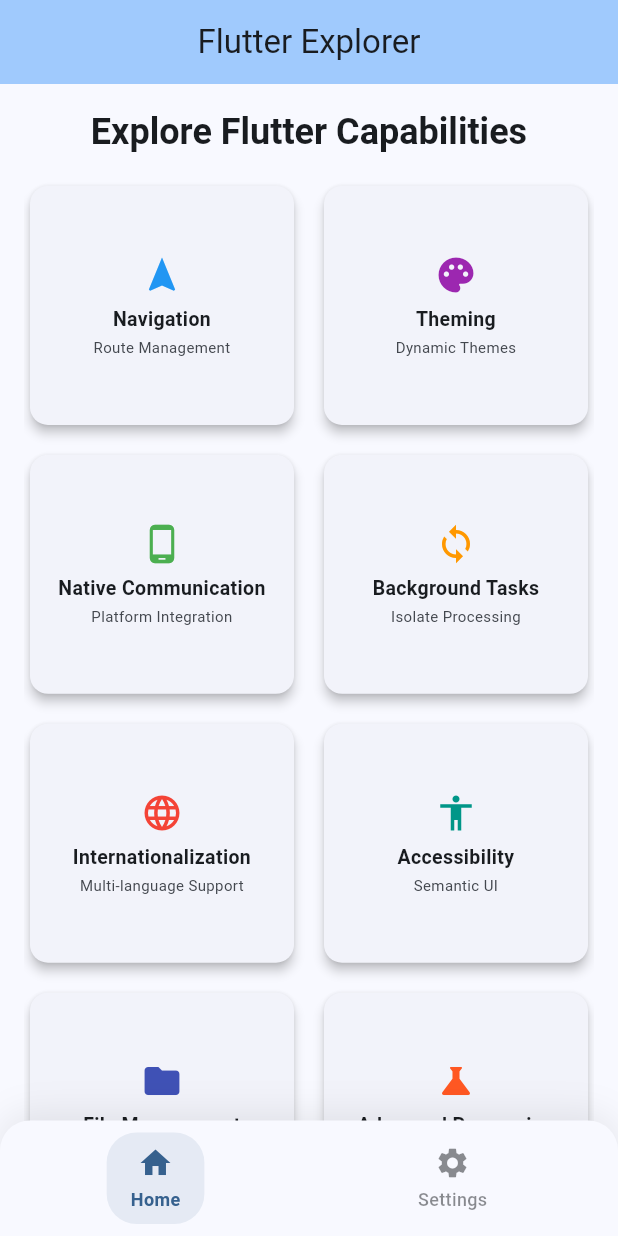
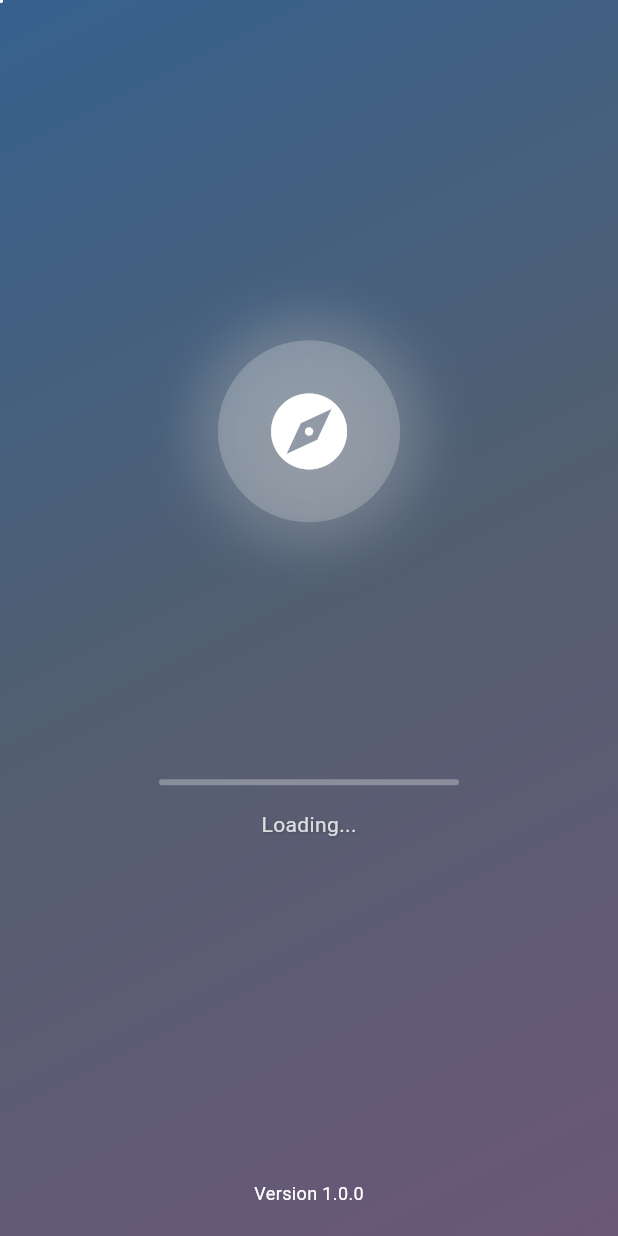
Before and after one commit to 0xSiddhant/flutter-explorer-app, a Flutter app: the first screen one second after launch, on a phone screen of 412 x 824 dp. Run offline on Flutter 3.47's test engine with Material 3 defaults, Android fonts, the phone set to English and light mode, and no system bars; our stand-ins replace go_router.

Commit message:
Splash screen

```diff
--- a/packages/core/lib/src/method_channel/method_channel_manager.dart
+++ b/packages/core/lib/src/method_channel/method_channel_manager.dart
@@ -12,7 +12,7 @@ import 'services/network_service.dart';
 /// Central manager for all method channel operations
 class MethodChannelManager {
   // Main channel for basic operations
-  static const String _channelName = 'flutter_demo_channel';
+  static const String _channelName = 'flutter_main_channel';
   static const MethodChannel _channel = MethodChannel(_channelName);
 
   // Separate channels for different services
@@ -71,6 +71,26 @@ class MethodChannelManager {
         'error': 'Failed to get device info: ${e.message}',
         'platform': 'Unknown',
         'version': 'Unknown',
+      };
+    }
+  }
+
+  /// Get app version information
+  static Future<Map<String, dynamic>> getAppVersion() async {
+    try {
+      final result = await _channel.invokeMethod('getAppVersion');
+      if (result is Map) {
+        return Map<String, dynamic>.from(result);
+      } else {
+        return {
+          'success': false,
+          'error': 'Unexpected result type: ${result.runtimeType}',
+        };
+      }
+    } on PlatformException catch (e) {
+      return {
+        'success': false,
+        'error': 'Failed to get app version: ${e.message}',
       };
     }
   }
--- a/packages/core/lib/src/router/app_router.dart
+++ b/packages/core/lib/src/router/app_router.dart
@@ -13,6 +13,7 @@ import 'package:screens/file_management/file_management_screen.dart';
 import 'package:screens/advanced_processing/advanced_processing_screen.dart';
 import 'package:screens/navigation_analytics/navigation_analytics_screen.dart';
 import 'package:screens/lifecycle_management/lifecycle_management_screen.dart';
+import 'package:screens/splash_screen/splash_screen.dart';
 
 class AppRouteManager {
   AppRouteManager._();
@@ -28,7 +29,15 @@ class AppRouteManager {
       MyNavigatorObserver(),
       _routeObserver, // Add custom route observer
     ],
+    initialLocation: '/splash',
     routes: <RouteBase>[
+      GoRoute(
+        path: '/splash',
+        name: 'splash',
+        builder: (BuildContext context, GoRouterState state) {
+          return const SplashScreen();
+        },
+      ),
       GoRoute(
         path: '/',
         name: 'home',
@@ -172,4 +181,9 @@ class AppRouteManager {
   static void clearNavigationHistory() {
     _routeObserver.clearHistory();
   }
+
+  /// Navigate to home screen
+  static void navigateToHome(BuildContext context) {
+    context.go('/');
+  }
 }
--- a/packages/screens/lib/screens.dart
+++ b/packages/screens/lib/screens.dart
@@ -1,4 +1,4 @@
-
+export './splash_screen/splash_screen.dart';
 export './home_screen/home_screen.dart';
 export './settings_screen/settings_screen.dart';
 export './tab_screen/tab_screen.dart';
--- /dev/null
+++ b/packages/screens/lib/splash_screen/data/splash_data.dart
@@ -0,0 +1,50 @@
+import 'package:core/core.dart';
+import '../models/splash_animation_model.dart';
+
+/// Data provider for splash screen configuration
+class SplashData {
+  static const SplashAnimationModel animationData = SplashAnimationModel(
+    title: 'Flutter Explorer',
+    subtitle: 'Discover Core Features',
+    version: 'Version 1.0.0',
+    totalDuration: Duration(milliseconds: 3000),
+    logoAnimationDuration: Duration(milliseconds: 1500),
+    textAnimationDuration: Duration(milliseconds: 1000),
+    loadingAnimationDuration: Duration(milliseconds: 2000),
+  );
+
+  /// Get app version information via method channel
+  static Future<AppVersionInfo> getAppVersionInfo() async {
+    try {
+      final result = await MethodChannelManager.getAppVersion();
+      return AppVersionInfo.fromMap(result);
+    } catch (e) {
+      return const AppVersionInfo(
+        success: false,
+        versionName: 'Unknown',
+        versionCode: 'Unknown',
+        packageName: 'Unknown',
+        appName: 'Unknown',
+        error: 'Failed to fetch app version',
+      );
+    }
+  }
+
+  /// Get animation data with dynamic version info
+  static Future<SplashAnimationModel> getAnimationData() async {
+    final versionInfo = await getAppVersionInfo();
+    final version = versionInfo.success
+        ? 'Version ${versionInfo.displayVersion}'
+        : 'Version 1.0.0';
+
+    return SplashAnimationModel(
+      title: 'Flutter Explorer',
+      subtitle: 'Discover Core Features',
+      version: version,
+      totalDuration: const Duration(milliseconds: 3000),
+      logoAnimationDuration: const Duration(milliseconds: 1500),
+      textAnimationDuration: const Duration(milliseconds: 1000),
+      loadingAnimationDuration: const Duration(milliseconds: 2000),
+    );
+  }
+}
--- /dev/null
+++ b/packages/screens/lib/splash_screen/models/splash_animation_model.dart
@@ -0,0 +1,52 @@
+/// Model for splash screen animation data
+class SplashAnimationModel {
+  final String title;
+  final String subtitle;
+  final String version;
+  final Duration totalDuration;
+  final Duration logoAnimationDuration;
+  final Duration textAnimationDuration;
+  final Duration loadingAnimationDuration;
+
+  const SplashAnimationModel({
+    required this.title,
+    required this.subtitle,
+    required this.version,
+    required this.totalDuration,
+    required this.logoAnimationDuration,
+    required this.textAnimationDuration,
+    required this.loadingAnimationDuration,
+  });
+}
+
+/// Model for app version information
+class AppVersionInfo {
+  final bool success;
+  final String versionName;
+  final String versionCode;
+  final String packageName;
+  final String appName;
+  final String? error;
+
+  const AppVersionInfo({
+    required this.success,
+    required this.versionName,
+    required this.versionCode,
+    required this.packageName,
+    required this.appName,
+    this.error,
+  });
+
+  factory AppVersionInfo.fromMap(Map<String, dynamic> map) {
+    return AppVersionInfo(
+      success: map['success'] ?? false,
+      versionName: map['versionName'] ?? 'Unknown',
+      versionCode: map['versionCode']?.toString() ?? 'Unknown',
+      packageName: map['packageName'] ?? 'Unknown',
+      appName: map['appName'] ?? 'Unknown',
+      error: map['error'],
+    );
+  }
+
+  String get displayVersion => '$versionName ($versionCode)';
+}
--- /dev/null
+++ b/packages/screens/lib/splash_screen/splash_screen.dart
@@ -0,0 +1,336 @@
+import 'package:flutter/material.dart';
+import 'package:core/core.dart';
+import 'data/splash_data.dart';
+import 'models/splash_animation_model.dart';
+import 'widgets/animated_logo.dart';
+import 'widgets/animated_text.dart';
+import 'widgets/version_info.dart';
+
+/// Splash screen with beautiful animations
+class SplashScreen extends StatefulWidget {
+  const SplashScreen({super.key});
+
+  @override
+  State<SplashScreen> createState() => _SplashScreenState();
+}
+
+class _SplashScreenState extends State<SplashScreen>
+    with TickerProviderStateMixin {
+  late AnimationController _logoController;
+  late AnimationController _textController;
+  late AnimationController _loadingController;
+  late AnimationController _fadeController;
+  late AnimationController _pulseController;
+  late AnimationController _particleController;
+
+  late Animation<double> _logoScaleAnimation;
+  late Animation<double> _logoRotationAnimation;
+  late Animation<Offset> _textSlideAnimation;
+  late Animation<double> _textFadeAnimation;
+  late Animation<double> _loadingAnimation;
+  late Animation<double> _fadeAnimation;
+  late Animation<double> _pulseAnimation;
+  late Animation<double> _particleAnimation;
+
+  SplashAnimationModel? _animationData;
+
+  @override
+  void initState() {
+    super.initState();
+    _loadAnimationData();
+  }
+
+  Future<void> _loadAnimationData() async {
+    final animationData = await SplashData.getAnimationData();
+    setState(() {
+      _animationData = animationData;
+    });
+    _initializeAnimations();
+    _startAnimations();
+  }
+
+  void _initializeAnimations() {
+    // Logo animations
+    _logoController = AnimationController(
+      duration: _animationData!.logoAnimationDuration,
+      vsync: this,
+    );
+
+    _logoScaleAnimation = Tween<double>(begin: 0.0, end: 1.0).animate(
+      CurvedAnimation(parent: _logoController, curve: Curves.elasticOut),
+    );
+
+    _logoRotationAnimation = Tween<double>(begin: 0.0, end: 1.0).animate(
+      CurvedAnimation(
+        parent: _logoController,
+        curve: const Interval(0.0, 0.5, curve: Curves.easeInOut),
+      ),
+    );
+
+    // Text animations
+    _textController = AnimationController(
+      duration: _animationData!.textAnimationDuration,
+      vsync: this,
+    );
+
+    _textSlideAnimation =
+        Tween<Offset>(begin: const Offset(0, 1), end: Offset.zero).animate(
+          CurvedAnimation(parent: _textController, curve: Curves.easeOutCubic),
+        );
+
+    _textFadeAnimation = Tween<double>(
+      begin: 0.0,
+      end: 1.0,
+    ).animate(CurvedAnimation(parent: _textController, curve: Curves.easeIn));
+
+    // Loading animation
+    _loadingController = AnimationController(
+      duration: _animationData!.loadingAnimationDuration,
+      vsync: this,
+    );
+
+    _loadingAnimation = Tween<double>(begin: 0.0, end: 1.0).animate(
+      CurvedAnimation(parent: _loadingController, curve: Curves.easeInOut),
+    );
+
+    // Fade animation for transition
+    _fadeController = AnimationController(
+      duration: const Duration(milliseconds: 800),
+      vsync: this,
+    );
+
+    _fadeAnimation = Tween<double>(begin: 1.0, end: 0.0).animate(
+      CurvedAnimation(parent: _fadeController, curve: Curves.easeInOut),
+    );
+
+    // Pulse animation
+    _pulseController = AnimationController(
+      duration: const Duration(milliseconds: 1500),
+      vsync: this,
+    );
+
+    _pulseAnimation = Tween<double>(begin: 1.0, end: 1.2).animate(
+      CurvedAnimation(parent: _pulseController, curve: Curves.easeInOut),
+    );
+
+    // Particle animation
+    _particleController = AnimationController(
+      duration: const Duration(milliseconds: 3000),
+      vsync: this,
+    );
+
+    _particleAnimation = Tween<double>(begin: 0.0, end: 1.0).animate(
+      CurvedAnimation(parent: _particleController, curve: Curves.easeInOut),
+    );
+  }
+
+  void _startAnimations() async {
+    // Start logo animation
+    await _logoController.forward();
+
+    // Start text animation after logo
+    await Future.delayed(const Duration(milliseconds: 300));
+    _textController.forward();
+
+    // Start loading animation
+    await Future.delayed(const Duration(milliseconds: 500));
+    _loadingController.repeat();
+
+    // Start pulse animation
+    _pulseController.repeat(reverse: true);
+
+    // Start particle animation
+    _particleController.repeat();
+
+    // Wait for total duration and navigate
+    await Future.delayed(_animationData!.totalDuration);
+    _navigateToHome();
+  }
+
+  void _navigateToHome() async {
+    await _fadeController.forward();
+    if (mounted) {
+      AppRouteManager.navigateToHome(context);
+    }
+  }
+
+  @override
+  void dispose() {
+    _logoController.dispose();
+    _textController.dispose();
+    _loadingController.dispose();
+    _fadeController.dispose();
+    _pulseController.dispose();
+    _particleController.dispose();
+    super.dispose();
+  }
+
+  @override
+  Widget build(BuildContext context) {
+    if (_animationData == null) {
+      return const Scaffold(body: Center(child: CircularProgressIndicator()));
+    }
+
+    return Scaffold(
+      body: FadeTransition(
+        opacity: _fadeAnimation,
+        child: Stack(
+          alignment: Alignment.center,
+          children: [
+            _buildBackground(),
+            _buildParticles(),
+            SafeArea(
+              child: Column(
+                mainAxisAlignment: MainAxisAlignment.center,
+                children: [
+                  const Spacer(),
+                  _buildLogoSection(),
+                  const SizedBox(height: 40),
+                  _buildTextSection(),
+                  const SizedBox(height: 60),
+                  _buildLoadingSection(),
+                  const Spacer(),
+                  _buildVersionInfo(),
+                  const SizedBox(height: 20),
+                ],
+              ),
+            ),
+          ],
+        ),
+      ),
+    );
+  }
+
+  Widget _buildBackground() {
+    return Container(
+      decoration: BoxDecoration(
+        gradient: LinearGradient(
+          begin: Alignment.topLeft,
+          end: Alignment.bottomRight,
+          colors: [
+            Theme.of(context).colorScheme.primary,
+            Theme.of(context).colorScheme.secondary,
+            Theme.of(context).colorScheme.tertiary,
+          ],
+          stops: const [0.0, 0.5, 1.0],
+        ),
+      ),
+    );
+  }
+
+  Widget _buildParticles() {
+    return AnimatedBuilder(
+      animation: _particleController,
+      builder: (context, child) {
+        return CustomPaint(
+          painter: ParticlePainter(_particleAnimation.value),
+          size: Size.infinite,
+        );
+      },
+    );
+  }
+
+  Widget _buildLogoSection() {
+    return AnimatedLogo(
+      scaleAnimation: _logoScaleAnimation,
+      rotationAnimation: _logoRotationAnimation,
+      pulseAnimation: _pulseAnimation,
+    );
+  }
+
+  Widget _buildTextSection() {
+    return SlideTransition(
+      position: _textSlideAnimation,
+      child: FadeTransition(
+        opacity: _textFadeAnimation,
+        child: AnimatedText(
+          slideAnimation: _textSlideAnimation,
+          fadeAnimation: _textFadeAnimation,
+          title: _animationData!.title,
+          subtitle: _animationData!.subtitle,
+        ),
+      ),
+    );
+  }
+
+  Widget _buildLoadingSection() {
+    return AnimatedBuilder(
+      animation: _loadingController,
+      builder: (context, child) {
+        return Column(
+          children: [
+            Container(
+              width: 200,
+              height: 4,
+              decoration: BoxDecoration(
+                borderRadius: BorderRadius.circular(2),
+                color: Colors.white.withValues(alpha: 0.3),
+              ),
+              child: FractionallySizedBox(
+                alignment: Alignment.centerLeft,
+                widthFactor: _loadingAnimation.value,
+                child: Container(
+                  decoration: BoxDecoration(
+                    borderRadius: BorderRadius.circular(2),
+                    gradient: LinearGradient(
+                      colors: [
+                        Colors.white.withValues(alpha: 0.8),
+                        Colors.white,
+                        Colors.white.withValues(alpha: 0.8),
+                      ],
+                    ),
+                  ),
+                ),
+              ),
+            ),
+            const SizedBox(height: 16),
+            Text(
+              'Loading...',
+              style: TextStyle(
+                color: Colors.white.withValues(alpha: 0.8),
+                fontSize: 14,
+                shadows: [
+                  Shadow(
+                    color: Colors.black.withValues(alpha: 0.2),
+                    offset: const Offset(1, 1),
+                    blurRadius: 2,
+                  ),
+                ],
+              ),
+            ),
+          ],
+        );
+      },
+    );
+  }
+
+  Widget _buildVersionInfo() {
+    return const VersionInfo();
+  }
+}
+
+/// Custom painter for particle effects
+class ParticlePainter extends CustomPainter {
+  final double animationValue;
+
+  ParticlePainter(this.animationValue);
+
+  @override
+  void paint(Canvas canvas, Size size) {
+    final paint = Paint()
+      ..color = Colors.white.withValues(alpha: 0.3)
+      ..style = PaintingStyle.fill;
+
+    final random = List.generate(20, (index) => index * 0.05);
+
+    for (int i = 0; i < 20; i++) {
+      final x = (size.width * random[i] * animationValue) % size.width;
+      final y = (size.height * random[i] * animationValue) % size.height;
+
+      canvas.drawCircle(Offset(x, y), 2 + (animationValue * 3), paint);
+    }
+  }
+
+  @override
+  bool shouldRepaint(covariant CustomPainter oldDelegate) => true;
+}
--- /dev/null
+++ b/packages/screens/lib/splash_screen/widgets/animated_logo.dart
@@ -0,0 +1,55 @@
+import 'package:flutter/material.dart';
+
+/// Animated logo widget for splash screen
+class AnimatedLogo extends StatelessWidget {
+  final Animation<double> scaleAnimation;
+  final Animation<double> rotationAnimation;
+  final Animation<double> pulseAnimation;
+
+  const AnimatedLogo({
+    super.key,
+    required this.scaleAnimation,
+    required this.rotationAnimation,
+    required this.pulseAnimation,
+  });
+
+  @override
+  Widget build(BuildContext context) {
+    return AnimatedBuilder(
+      animation: Listenable.merge([
+        scaleAnimation,
+        rotationAnimation,
+        pulseAnimation,
+      ]),
+      builder: (context, child) {
+        return Transform.scale(
+          scale: scaleAnimation.value * pulseAnimation.value,
+          child: Transform.rotate(
+            angle: rotationAnimation.value * 2 * 3.14159,
+            child: Container(
+              width: 120,
+              height: 120,
+              decoration: BoxDecoration(
+                shape: BoxShape.circle,
+                color: Colors.white.withValues(alpha: 0.2),
+                boxShadow: [
+                  BoxShadow(
+                    color: Colors.white.withValues(alpha: 0.3),
+                    blurRadius: 30,
+                    spreadRadius: 10,
+                  ),
+                  BoxShadow(
+                    color: Colors.black.withValues(alpha: 0.1),
+                    blurRadius: 20,
+                    spreadRadius: 5,
+                  ),
+                ],
+              ),
+              child: Icon(Icons.explore, size: 60, color: Colors.white),
+            ),
+          ),
+        );
+      },
+    );
+  }
+}
--- /dev/null
+++ b/packages/screens/lib/splash_screen/widgets/version_info.dart
@@ -0,0 +1,65 @@
+import 'package:flutter/material.dart';
+import '../data/splash_data.dart';
+import '../models/splash_animation_model.dart';
+
+/// Widget for displaying version information
+class VersionInfo extends StatelessWidget {
+  const VersionInfo({super.key});
+
+  @override
+  Widget build(BuildContext context) {
+    return FutureBuilder<AppVersionInfo>(
+      future: SplashData.getAppVersionInfo(),
+      builder: (context, snapshot) {
+        if (snapshot.connectionState == ConnectionState.waiting) {
+          return const Text(
+            'Loading...',
+            style: TextStyle(color: Colors.white, fontSize: 12),
+          );
+        }
+
+        if (snapshot.hasError || !snapshot.hasData || !snapshot.data!.success) {
+          return const Text(
+            'Version 1.0.0',
+            style: TextStyle(color: Colors.white, fontSize: 12),
+          );
+        }
+
+        final versionInfo = snapshot.data!;
+        return Column(
+          children: [
+            Text(
+              'Version ${versionInfo.displayVersion}',
+              style: TextStyle(
+                color: Colors.white.withValues(alpha: 0.6),
+                fontSize: 12,
+                shadows: [
+                  Shadow(
+                    color: Colors.black.withValues(alpha: 0.2),
+                    offset: const Offset(1, 1),
+                    blurRadius: 2,
+                  ),
+                ],
+              ),
+            ),
+            const SizedBox(height: 4),
+            Text(
+              versionInfo.appName,
+              style: TextStyle(
+                color: Colors.white.withValues(alpha: 0.4),
+                fontSize: 10,
+                shadows: [
+                  Shadow(
+                    color: Colors.black.withValues(alpha: 0.2),
+                    offset: const Offset(1, 1),
+                    blurRadius: 2,
+                  ),
+                ],
+              ),
+            ),
+          ],
+        );
+      },
+    );
+  }
+}
```
Also changed, not shown: packages/common/lib/src/localization/app_localizations.dart (+10 -11 lines), packages/screens/lib/splash_screen/widgets/animated_text.dart (added, +61 -0 lines), 4 other files.
